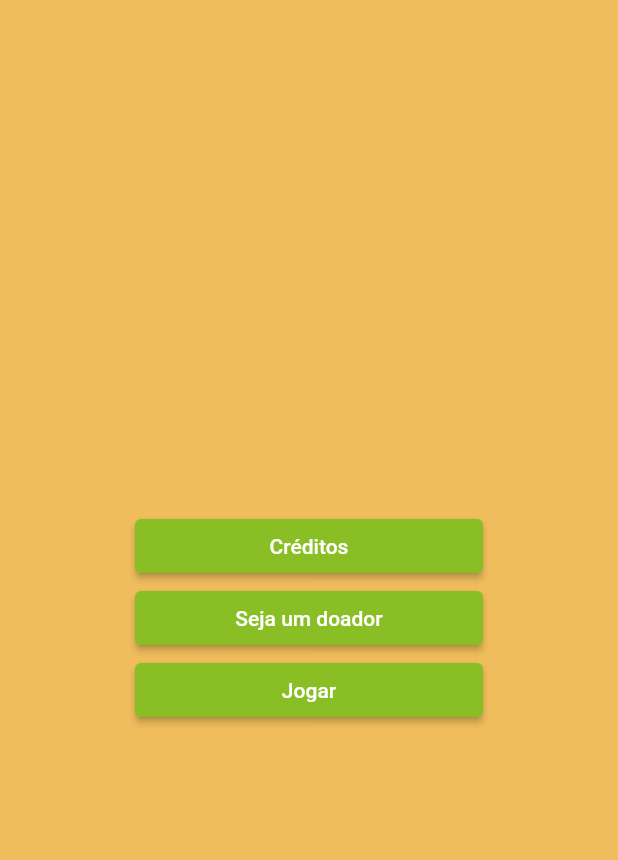
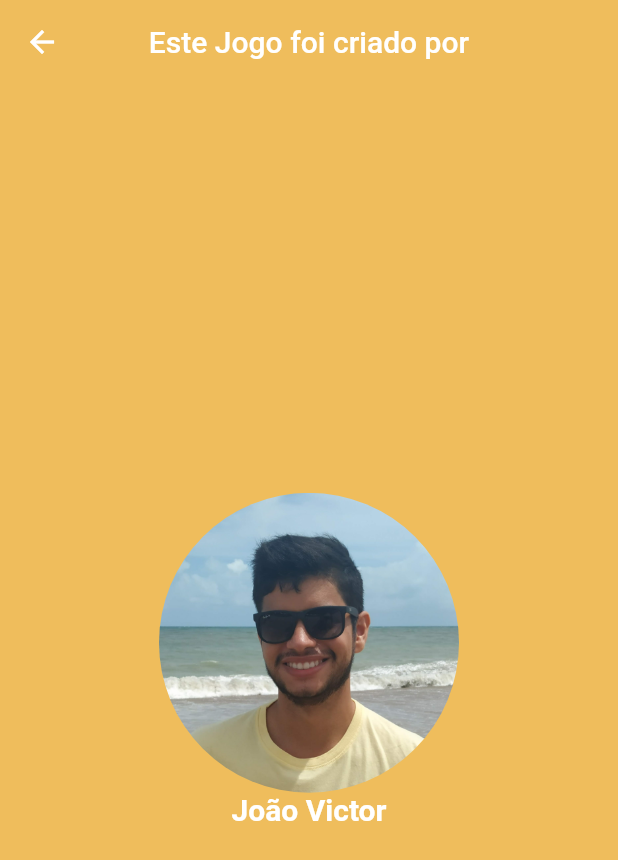
Before and after one commit to jvsena42/apipa_game_flutter, a Flutter app: the screen it shows after launch, after a tap on "Créditos", on a phone screen of 412 x 824 dp. Shown: the top 860 px of the screen. Run offline on Flutter 3.47's test engine with Material 2 defaults, Android fonts, the light colour scheme and no system bars.

Commit message:
feat: credits screen (wip)

```diff
--- a/lib/constants/text_styles.dart
+++ b/lib/constants/text_styles.dart
@@ -0,0 +1,15 @@
+import 'package:flutter/cupertino.dart';
+import 'package:flutter/material.dart';
+
+//TextStyles
+const kDefaultStyle = TextStyle(
+  color: Colors.white,
+  fontSize: 20,
+  letterSpacing: 3,
+);
+
+const kInfoStyle = TextStyle(
+    color: Colors.white,
+    fontSize: 20,
+    fontWeight: FontWeight.bold
+);
--- a/lib/main.dart
+++ b/lib/main.dart
@@ -1,4 +1,5 @@
 import 'package:apipa_game_flutter/constants/colors.dart';
+import 'package:apipa_game_flutter/screens/credits_page.dart';
 import 'package:apipa_game_flutter/screens/game.dart';
 import 'package:apipa_game_flutter/screens/home.dart';
 import 'package:flutter/material.dart';
@@ -18,7 +19,8 @@ class MyApp extends StatelessWidget {
       initialRoute: 'home',
       routes: {
         'home': (context) => Home(),
-        'game': (context) => GamePage()
+        'game': (context) => GamePage(),
+        'credits': (context) => Credits(),
       },
     );
   }
--- /dev/null
+++ b/lib/screens/credits_page.dart
@@ -0,0 +1,46 @@
+import 'package:apipa_game_flutter/constants/colors.dart';
+import 'package:apipa_game_flutter/constants/text_styles.dart';
+import 'package:flutter/material.dart';
+
+class Credits extends StatefulWidget {
+  @override
+  _CreditsState createState() => _CreditsState();
+}
+
+class _CreditsState extends State<Credits> {
+  @override
+  Widget build(BuildContext context) {
+    return Scaffold(
+      appBar: AppBar(
+        title: Text('Este Jogo foi criado por'),
+        centerTitle: true,
+        backgroundColor: kDarkYellow,
+        elevation: 0,
+      ),
+      body: Center(
+        child: Column(
+          crossAxisAlignment: CrossAxisAlignment.center,
+          mainAxisAlignment: MainAxisAlignment.center,
+          children: [
+            Container(
+              width: 200,
+              height: 200,
+              decoration: BoxDecoration(
+                shape: BoxShape.circle,
+                image: DecorationImage(
+                    image: AssetImage('assets/images/jv.jpg'),
+                    fit: BoxFit.fill
+                ),
+              ),
+            ),
+            Text(
+                'João Victor',
+              style: kInfoStyle,
+            ),
+            Row()
+          ],
+        ),
+      ),
+    );
+  }
+}
--- a/lib/screens/home.dart
+++ b/lib/screens/home.dart
@@ -20,7 +20,9 @@ class _HomeState extends State<Home> {
             children: [
               NormalButton(
                 label: 'Créditos',
-                onPress: (){}
+                  onPress: (){
+                    Navigator.pushNamed(context, 'credits');
+                  }
               ),
               NormalButton(
                   label: 'Seja um doador',
```
Also changed, not shown: lib/material.dart (deleted, +0 -12 lines), lib/screens/game.dart (+6 -6 lines), assets/images/ic_instagram.svg (added), assets/images/ic_linkedin.svg (added), assets/images/jv.jpg (added), assets/images/luana.jpg (added), assets/images/renatho.jpg (added).
